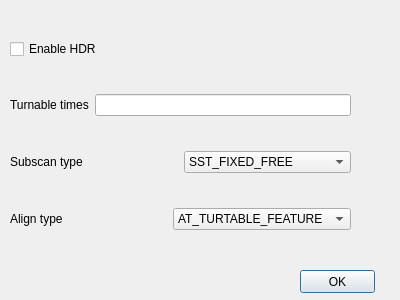
The window that FixScan/startscan.ui (Shining3D/sdk-demo-cpp-fix) describes before a commit, drawn with Qt 5.
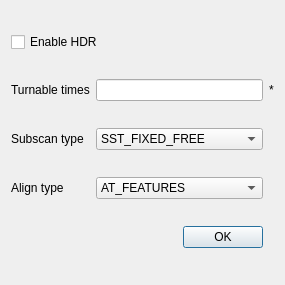
The same window after the commit.

What changed in the file:
```diff
--- a/FixScan/startscan.ui
+++ b/FixScan/startscan.ui
@@ -6,91 +6,33 @@
    <rect>
     <x>0</x>
     <y>0</y>
-    <width>400</width>
-    <height>300</height>
+    <width>264</width>
+    <height>285</height>
    </rect>
   </property>
   <property name="windowTitle">
    <string>Dialog</string>
   </property>
-  <widget class="QWidget" name="verticalLayoutWidget">
-   <property name="geometry">
-    <rect>
-     <x>10</x>
-     <y>10</y>
-     <width>341</width>
-     <height>251</height>
-    </rect>
-   </property>
-   <layout class="QVBoxLayout" name="verticalLayout">
-    <item>
-     <layout class="QHBoxLayout" name="horizontalLayout_2">
-      <item>
-       <widget class="QCheckBox" name="checkBox">
-        <property name="text">
-         <string>Enable HDR</string>
-        </property>
-       </widget>
-      </item>
-     </layout>
-    </item>
-    <item>
-     <layout class="QHBoxLayout" name="horizontalLayout_5">
-      <item>
-       <widget class="QLabel" name="label_turnableTimes">
-        <property name="text">
-         <string>Turnable times</string>
-        </property>
-       </widget>
-      </item>
-      <item>
-       <widget class="QLineEdit" name="lineEdit_turnableTimes">
-        <property name="text">
-         <string/>
-        </property>
-       </widget>
-      </item>
-     </layout>
-    </item>
-    <item>
-     <layout class="QHBoxLayout" name="horizontalLayout_3">
-      <item>
+  <layout class="QGridLayout" name="gridLayout">
+   <item row="2" column="0">
        <widget class="QLabel" name="label_subScanType">
         <property name="text">
          <string>Subscan type</string>
         </property>
        </widget>
       </item>
-      <item>
-       <widget class="QComboBox" name="comboBox_subScanType">
-        <item>
-         <property name="text">
-          <string>SST_FIXED_FREE</string>
-         </property>
-        </item>
-        <item>
-         <property name="text">
-          <string>SST_FIXED_TURNABLE</string>
-         </property>
-        </item>
-       </widget>
-      </item>
-     </layout>
-    </item>
-    <item>
-     <layout class="QHBoxLayout" name="horizontalLayout_4">
-      <item>
+   <item row="3" column="0">
        <widget class="QLabel" name="label_alignType">
         <property name="text">
          <string>Align type</string>
         </property>
        </widget>
       </item>
-      <item>
+   <item row="3" column="1" colspan="2">
        <widget class="QComboBox" name="comboBox_alignType">
         <item>
          <property name="text">
-          <string>AT_TURTABLE_FEATURE</string>
+       <string>AT_FEATURES</string>
          </property>
         </item>
         <item>
@@ -105,23 +47,56 @@
         </item>
        </widget>
       </item>
-     </layout>
-    </item>
-   </layout>
-  </widget>
+   <item row="1" column="1" colspan="2">
+    <widget class="QLineEdit" name="lineEdit_turnableTimes">
+     <property name="text">
+      <string/>
+     </property>
+    </widget>
+   </item>
+   <item row="2" column="1" colspan="2">
+    <widget class="QComboBox" name="comboBox_subScanType">
+     <item>
+      <property name="text">
+       <string>SST_FIXED_FREE</string>
+      </property>
+     </item>
+     <item>
+      <property name="text">
+       <string>SST_FIXED_TURNABLE</string>
+      </property>
+     </item>
+    </widget>
+   </item>
+   <item row="0" column="0" colspan="2">
+    <widget class="QCheckBox" name="checkBox">
+     <property name="text">
+      <string>Enable HDR</string>
+     </property>
+    </widget>
+   </item>
+   <item row="1" column="0">
+    <widget class="QLabel" name="label_turnableTimes">
+     <property name="text">
+      <string>Turnable times</string>
+     </property>
+    </widget>
+   </item>
+   <item row="4" column="2">
   <widget class="QPushButton" name="pushButton">
-   <property name="geometry">
-    <rect>
-     <x>300</x>
-     <y>270</y>
-     <width>75</width>
-     <height>23</height>
-    </rect>
-   </property>
    <property name="text">
     <string>OK</string>
    </property>
   </widget>
+   </item>
+   <item row="1" column="3">
+    <widget class="QLabel" name="label_point">
+     <property name="text">
+      <string>*</string>
+     </property>
+    </widget>
+   </item>
+  </layout>
  </widget>
  <resources/>
  <connections/>
```
Left out of the diff: 20 changed lines with no effect on the pictures. Lines whose indentation alone changed are shown as unchanged.
